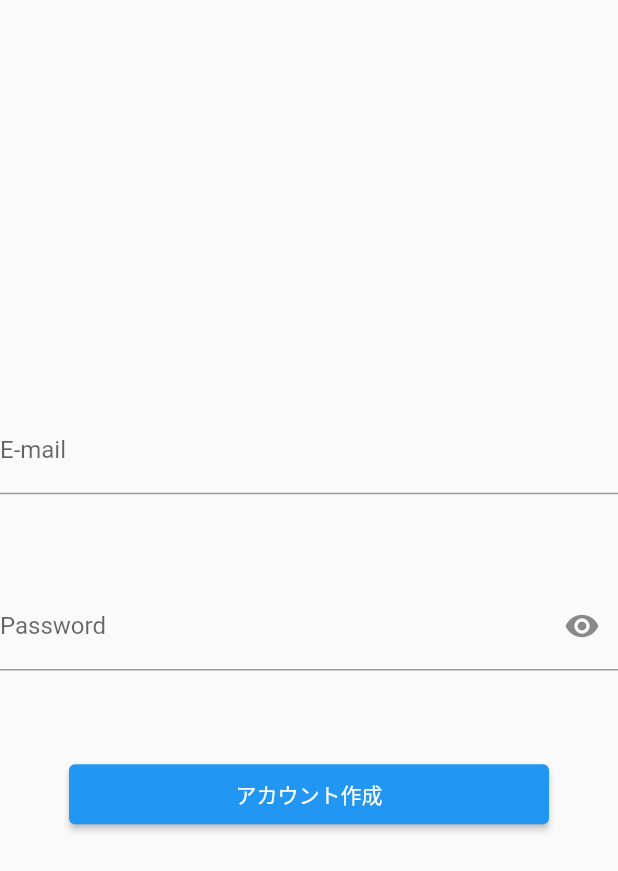
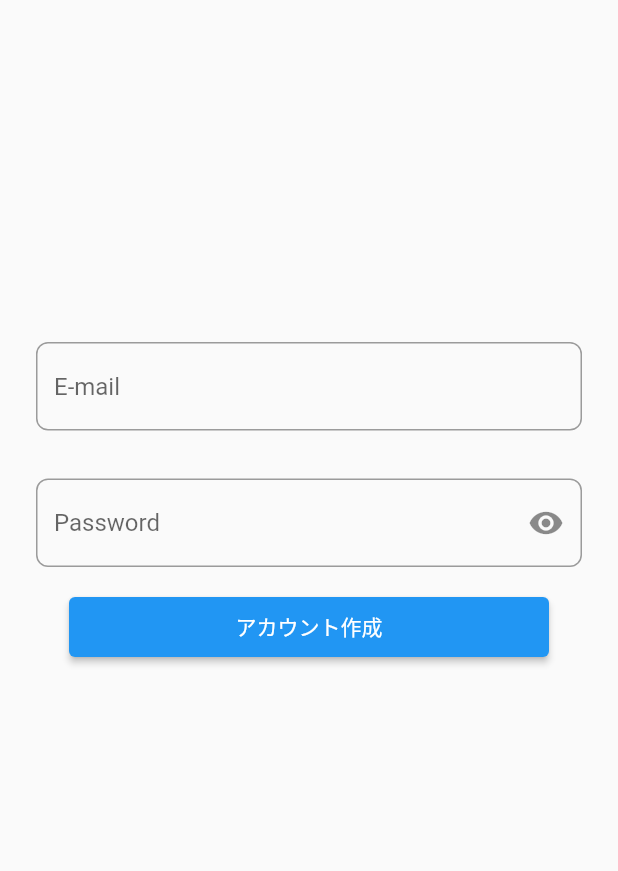
Before and after one commit to Muhyun-Kim/hometending_recipe, a Flutter app: the CreateAccountPageBody screen opened directly, on a phone screen of 412 x 824 dp. Shown: the top 871 px of the screen. Run offline on Flutter 3.47's test engine with Material 2 defaults, Android fonts, the phone set to English and light mode, and no system bars; our stand-ins replace cloud_firestore, firebase_auth, firebase_core, flutter_hooks, freezed_annotation, google_fonts and 3 more; accounts and stored records are empty; generated files the repository leaves out were written again.

Commit message:
アカウントページUI

```diff
--- a/lib/views/components/create_account_page/create_account_page_body.dart
+++ b/lib/views/components/create_account_page/create_account_page_body.dart
@@ -18,17 +18,29 @@ class CreateAccountPageBody extends HookWidget {
           child: SizedBox(
             height: 400,
             child: Column(
-              mainAxisAlignment: MainAxisAlignment.spaceEvenly,
               children: [
-                TextField(
-                  decoration: const InputDecoration(
-                    label: Text('E-mail'),
+                Padding(
+                  padding:
+                      const EdgeInsets.symmetric(horizontal: 24, vertical: 16),
+                  child: TextFormField(
+                    decoration: InputDecoration(
+                      hintText: 'E-mail',
+                      border: OutlineInputBorder(
+                        borderRadius: BorderRadius.circular(8),
+                      ),
                     ),
                     controller: emailController,
                   ),
-                TextField(
+                ),
+                Padding(
+                  padding:
+                      const EdgeInsets.symmetric(horizontal: 24, vertical: 16),
+                  child: TextFormField(
                     decoration: InputDecoration(
-                    label: const Text('Password'),
+                      hintText: 'Password',
+                      border: OutlineInputBorder(
+                        borderRadius: BorderRadius.circular(8),
+                      ),
                       suffixIcon: IconButton(
                         onPressed: () {
                           isObscureText.value = !isObscureText.value;
@@ -42,6 +54,7 @@ class CreateAccountPageBody extends HookWidget {
                     ),
                     controller: passwordController,
                     obscureText: isObscureText.value,
+                  ),
                 ),
                 ElevatedButton(
                   onPressed: () {
```
Lines whose indentation alone changed are shown as unchanged.
